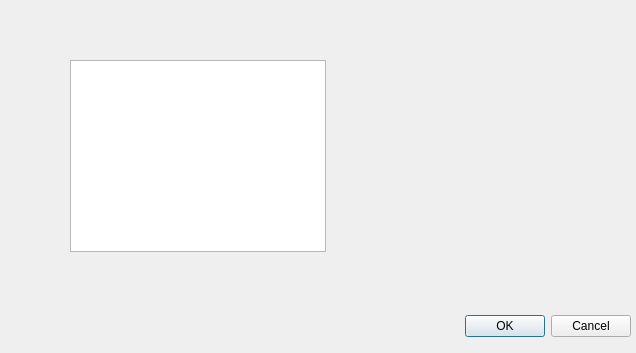
Old version of the form qt_forms/acc_info_popup.ui in the repository chernig/tradebot.
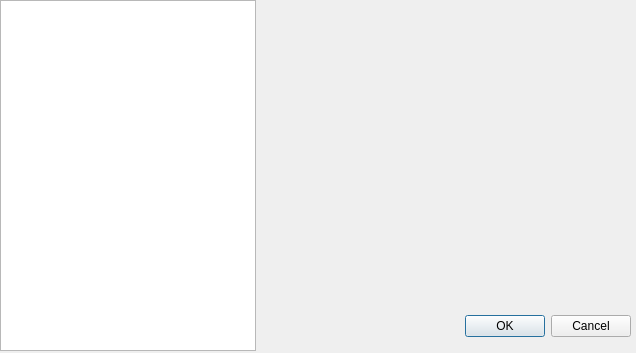
New version of the form.

```diff
--- a/qt_forms/acc_info_popup.ui
+++ b/qt_forms/acc_info_popup.ui
@@ -29,13 +29,13 @@
     <set>QDialogButtonBox::Cancel|QDialogButtonBox::Ok</set>
    </property>
   </widget>
-  <widget class="QTableView" name="tableView">
+  <widget class="QTableWidget" name="tableWidget">
    <property name="geometry">
     <rect>
-     <x>70</x>
-     <y>60</y>
+     <x>0</x>
+     <y>0</y>
      <width>256</width>
-     <height>192</height>
+     <height>351</height>
     </rect>
    </property>
   </widget>
```
